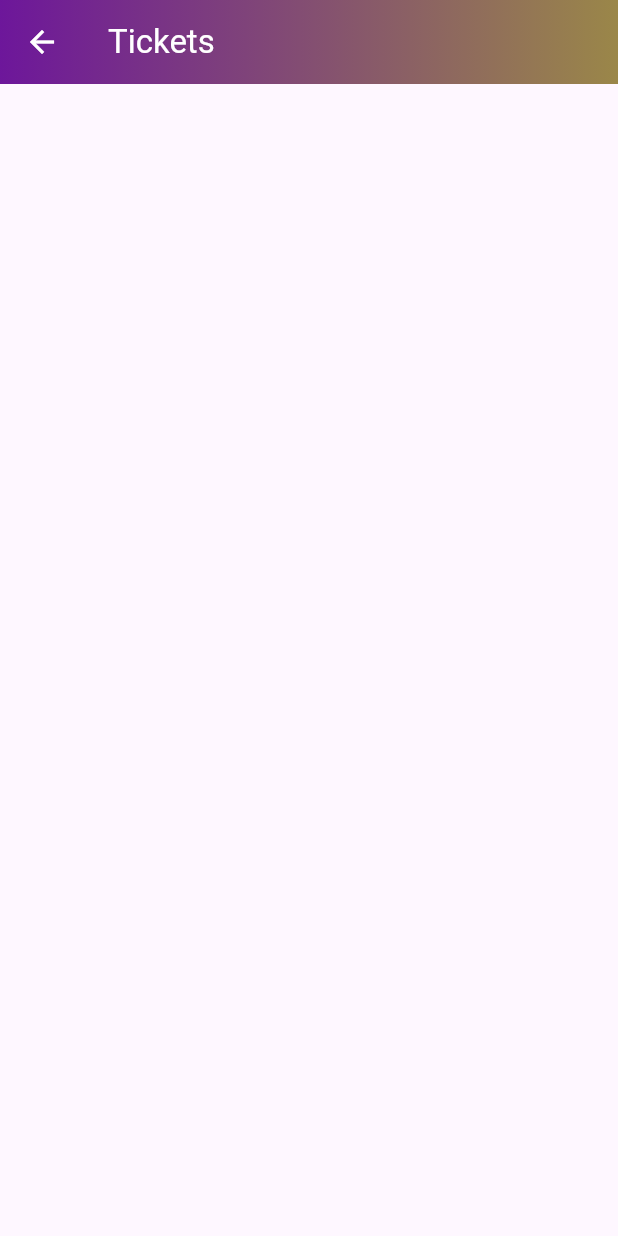
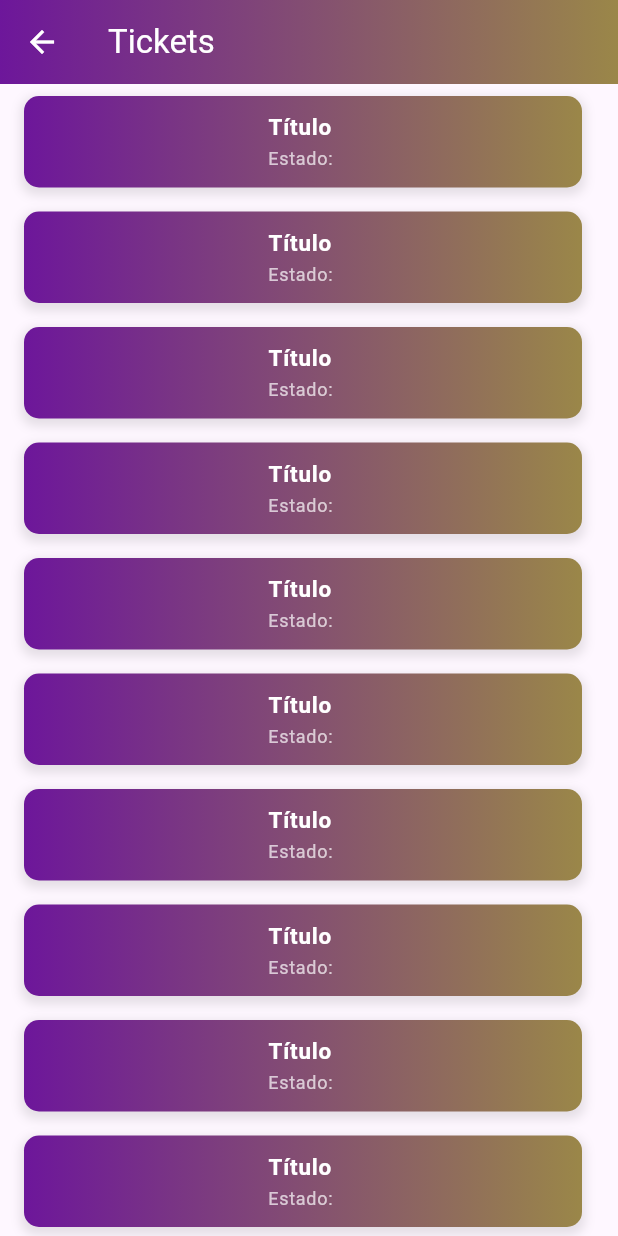
Before and after one commit to arielcybe/compu_movil, a Flutter app: the TicketScreen screen opened directly, on a phone screen of 412 x 824 dp. Run offline on Flutter 3.47's test engine with Material 3 defaults, Android fonts, the phone set to English and light mode, and no system bars; our stand-ins replace dio.

Commit message:
tickets-v1

```diff
--- a/lib/main.dart
+++ b/lib/main.dart
@@ -454,7 +454,8 @@ class MyApp extends StatelessWidget {
   @override
   Widget build(BuildContext context) {
     return MaterialApp(
-      title: 'Flutter Demo',
+      debugShowCheckedModeBanner: false,
+      title: 'Compu Móvil',
       theme: ThemeData(
         colorScheme: ColorScheme.fromSeed(seedColor: Colors.deepPurple),
         useMaterial3: true,
--- a/lib/tickets.dart
+++ b/lib/tickets.dart
@@ -1,5 +1,4 @@
 import 'package:flutter/material.dart';
-import 'package:flutter_application_1/main.dart';
 
 class TicketScreen extends StatefulWidget {
   const TicketScreen({super.key});
@@ -14,18 +13,8 @@ class _TicketScreenState extends State<TicketScreen> {
     return Scaffold(
       appBar: AppBar(
         title: const Text('Tickets', style: TextStyle(color: Colors.white)),
-        leading: Builder(
-          builder: (BuildContext context) {
-            return IconButton(
-              icon: const Icon(Icons.arrow_back),
-              color: Colors.white,
-              onPressed: () {
-                Navigator.of(context).push(MaterialPageRoute(
-                  builder: (context) => HomePage(),
-                ));
-              },
-            );
-          },
+        iconTheme: const IconThemeData(
+          color: Colors.white, // Cambia el color del ícono aquí
         ),
         flexibleSpace: AnimatedContainer(
           duration: const Duration(milliseconds: 250),
@@ -41,6 +30,64 @@ class _TicketScreenState extends State<TicketScreen> {
           height: 200,
         ),
       ),
+      body: Column(
+        children: [
+          Expanded(child: _ticketList()),
+        ],
+      ),
+    );
+  }
+
+  Widget _ticketList() {
+    // Lista de tickets
+    int a = 29;
+    return ListView(
+      children: [
+        for (int i = 1; i < a; i++)
+          ListTile(
+            title: Container(
+              padding: const EdgeInsets.all(10.0),
+              decoration: BoxDecoration(
+                gradient: const LinearGradient(
+                  colors: [Color(0xFF6400ab), Color(0xFFbbd80d)],
+                  stops: [0.2, 0.9],
+                  begin: Alignment(-2.5, 1),
+                  end: Alignment(3, 1),
+                ),
+                borderRadius: BorderRadius.circular(10),
+                boxShadow: [
+                  BoxShadow(
+                    color: Colors.black.withOpacity(0.1),
+                    spreadRadius: 2,
+                    blurRadius: 5,
+                    offset: const Offset(0, 3), // sombra hacia abajo
+                  ),
+                ],
+              ),
+              child: const Column(
+                children: [
+                  Text(
+                    'Título ',
+                    style: TextStyle(
+                      fontSize: 15,
+                      color: Colors.white,
+                      fontWeight:
+                          FontWeight.bold, // Añadido para mejor visibilidad
+                    ),
+                  ),
+                  Text(
+                    'Estado: ',
+                    style: TextStyle(
+                      fontSize: 12,
+                      color: Colors.white70, // Usar un blanco más tenue
+                    ),
+                  ),
+                ],
+              ),
+            ),
+            onTap: () {},
+          )
+      ],
     );
   }
 }
```
Also changed, not shown: lib/notificaciones.dart (added, +23 -0 lines).
